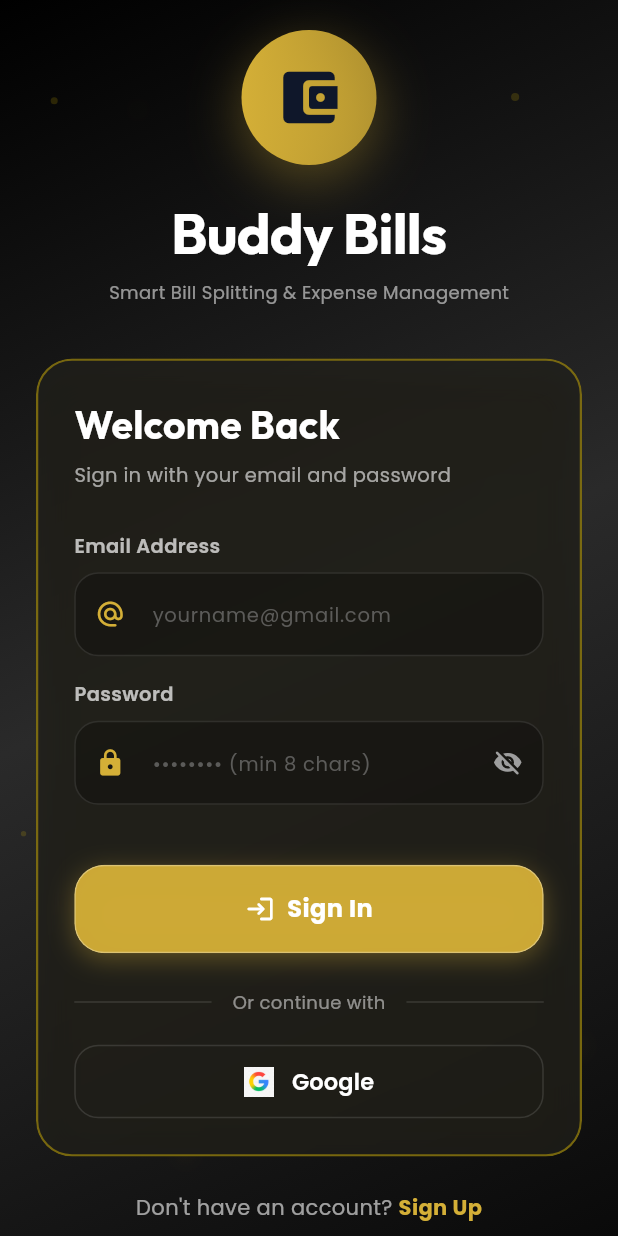
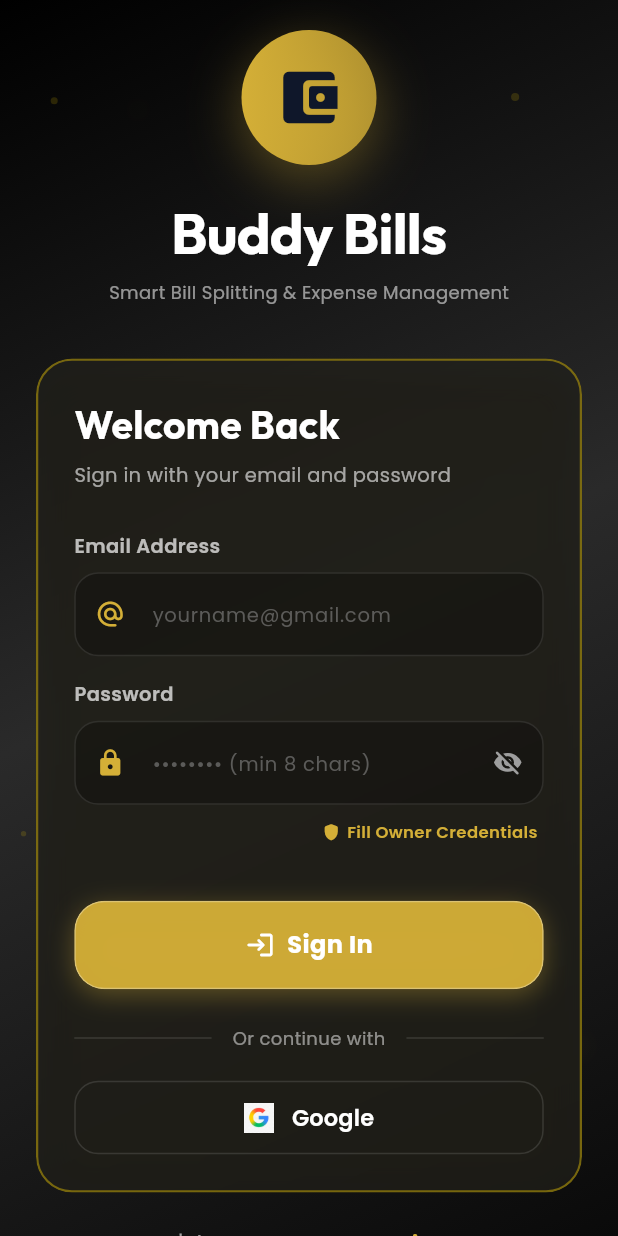
Before and after one commit to hamadhadi5123/Buddy-Bills-Flutter-App, a Flutter app: the screen it shows after launch, on a phone screen of 412 x 824 dp. Run offline on Flutter 3.47's test engine with Material 3 defaults, Android fonts, the phone set to English and light mode, and no system bars; our stand-ins replace cloud_firestore, firebase_auth, firebase_core, flutter_animate, google_fonts, google_sign_in and 1 more; accounts and stored records are empty.

Commit message:
Set master admin to hamad@gmail.com with auto-bootstrap

```diff
--- a/lib/screens/auth_screen.dart
+++ b/lib/screens/auth_screen.dart
@@ -29,8 +29,9 @@ class AuthScreen extends StatefulWidget {
 }
 
 class _AuthScreenState extends State<AuthScreen> {
-  // Predefined master App Admin email
-  static const String predefinedAdminEmail = "admin@buddybills.com";
+  // Predefined master App Owner / Admin credentials
+  static const String predefinedAdminEmail = "hamad@gmail.com";
+  static const String predefinedAdminPassword = "Hamad@123";
 
   bool isLogin = true;
   bool isOtpSent = false;
@@ -268,7 +269,40 @@ class _AuthScreenState extends State<AuthScreen> {
             onToggleVisibility: () => setState(() => passwordVisible = !passwordVisible),
             hint: "•••••••• (min 8 chars)",
           ),
-          const SizedBox(height: 16),
+          const SizedBox(height: 8),
+          if (isLogin) ...[
+            Align(
+              alignment: Alignment.centerRight,
+              child: InkWell(
+                onTap: () {
+                  setState(() {
+                    emailController.text = predefinedAdminEmail;
+                    passwordController.text = predefinedAdminPassword;
+                  });
+                },
+                borderRadius: BorderRadius.circular(10),
+                child: Padding(
+                  padding: const EdgeInsets.symmetric(horizontal: 4, vertical: 2),
+                  child: Row(
+                    mainAxisSize: MainAxisSize.min,
+                    children: [
+                      Icon(Icons.shield_rounded, size: 13, color: primaryBrandColor),
+                      const SizedBox(width: 4),
+                      Text(
+                        "Fill Owner Credentials",
+                        style: GoogleFonts.poppins(
+                          fontSize: 11,
+                          color: primaryBrandColor,
+                          fontWeight: FontWeight.w600,
+                        ),
+                      ),
+                    ],
+                  ),
+                ),
+              ),
+            ),
+          ],
+          const SizedBox(height: 12),
         ],
 
         // Confirm Password field for Signup
@@ -706,8 +740,9 @@ class _AuthScreenState extends State<AuthScreen> {
         );
       } on fb.FirebaseAuthException catch (e) {
         // If the predefined admin doesn't exist yet on fresh Firebase setup, bootstrap safely
-        if (e.code == 'user-not-found' &&
+        if ((e.code == 'user-not-found' || e.code == 'invalid-credential') &&
             email.toLowerCase() == predefinedAdminEmail.toLowerCase()) {
+          try {
             userCredential = await fb.FirebaseAuth.instance.createUserWithEmailAndPassword(
               email: email,
               password: password,
@@ -715,7 +750,7 @@ class _AuthScreenState extends State<AuthScreen> {
 
             final adminUser = User(
               uid: userCredential.user!.uid,
-            name: "Platform Administrator",
+              name: "Hamad (Owner & Admin)",
               email: email,
               isAdmin: true,
               isActive: true,
@@ -726,6 +761,9 @@ class _AuthScreenState extends State<AuthScreen> {
             await FirebaseFirestore.instance.collection('users').doc(adminUser.uid).set(adminUser.toMap());
             await _navigate(adminUser);
             return;
+          } catch (_) {
+            rethrow;
+          }
         } else {
           rethrow;
         }
@@ -741,12 +779,14 @@ class _AuthScreenState extends State<AuthScreen> {
 
         // Predefined Admin guarantee
         if (email.toLowerCase() == predefinedAdminEmail.toLowerCase()) {
-          if (!appUser.isAdmin || appUser.role != 'admin') {
+          if (!appUser.isAdmin || appUser.role != 'admin' || appUser.name != "Hamad (Owner & Admin)") {
             appUser.isAdmin = true;
             appUser.role = 'admin';
+            appUser.name = "Hamad (Owner & Admin)";
             await FirebaseFirestore.instance.collection('users').doc(uid).update({
               'isAdmin': true,
               'role': 'admin',
+              'name': "Hamad (Owner & Admin)",
             });
           }
         }
@@ -754,7 +794,7 @@ class _AuthScreenState extends State<AuthScreen> {
         final isPredefinedAdmin = email.toLowerCase() == predefinedAdminEmail.toLowerCase();
         appUser = User(
           uid: uid,
-          name: isPredefinedAdmin ? "Platform Administrator" : (userCredential.user!.displayName ?? "User"),
+          name: isPredefinedAdmin ? "Hamad (Owner & Admin)" : (userCredential.user!.displayName ?? "User"),
           email: email,
           isAdmin: isPredefinedAdmin,
           isActive: true,
--- a/lib/screens/auth_wrapper.dart
+++ b/lib/screens/auth_wrapper.dart
@@ -70,7 +70,8 @@ class _AuthWrapperState extends State<AuthWrapper> with WidgetsBindingObserver {
             }
 
             // Predefined admin or admin role verification
-            final bool isPlatformAdmin = appUser.email.toLowerCase() == "admin@buddybills.com" ||
+            final bool isPlatformAdmin = appUser.email.toLowerCase() == "hamad@gmail.com" ||
+                appUser.email.toLowerCase() == "admin@buddybills.com" ||
                 appUser.role.toLowerCase() == 'admin' ||
                 appUser.isAdmin;
 
--- a/lib/screens/enhanced_admin_dashboard.dart
+++ b/lib/screens/enhanced_admin_dashboard.dart
@@ -259,7 +259,7 @@ class _EnhancedAdminDashboardState extends State<EnhancedAdminDashboard> with Si
       for (var doc in snapshot.docs) {
         final data = doc.data() as Map<String, dynamic>;
         final email = (data['email'] ?? '').toString().toLowerCase();
-        final isAdmin = data['isAdmin'] == true || data['role'] == 'admin' || email == 'admin@buddybills.com';
+        final isAdmin = data['isAdmin'] == true || data['role'] == 'admin' || email == 'hamad@gmail.com' || email == 'admin@buddybills.com';
         if (!isAdmin && doc.id != widget.currentUser.uid) {
           batch.delete(doc.reference);
           deletedCount++;
--- a/lib/screens/group_detail_screen.dart
+++ b/lib/screens/group_detail_screen.dart
@@ -82,7 +82,7 @@ class _GroupDetailScreenState extends State<GroupDetailScreen> {
           (u) => u.uid == widget.currentUserUid,
           orElse: () => model.User(uid: widget.currentUserUid, name: "User", email: "", createdAt: DateTime.now()),
         );
-        final bool isPlatformAdmin = currentUser.isAdmin || currentUser.role.toLowerCase() == 'admin' || currentUser.email == 'admin@buddybills.com';
+        final bool isPlatformAdmin = currentUser.isAdmin || currentUser.role.toLowerCase() == 'admin' || currentUser.email == 'hamad@gmail.com' || currentUser.email == 'admin@buddybills.com';
         final bool hasAdminRights = isCreator || isPlatformAdmin;
 
         return StreamBuilder<List<Expense>>(
```
Lines whose indentation alone changed are shown as unchanged.
